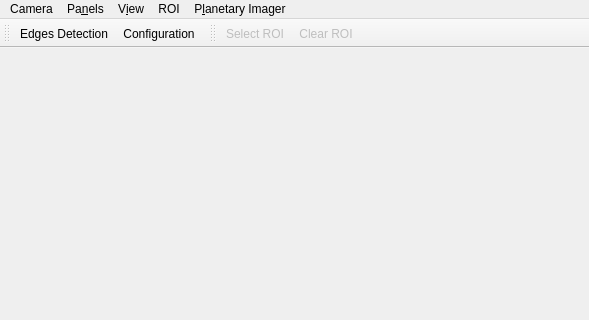
Above: src/planetaryimager_mainwindow.ui from GuLinux/PlanetaryImager before the change; both pictures show x 0 to 589 and y 0 to 320 of the 997 by 546 pixel window. Below: the same form after it.
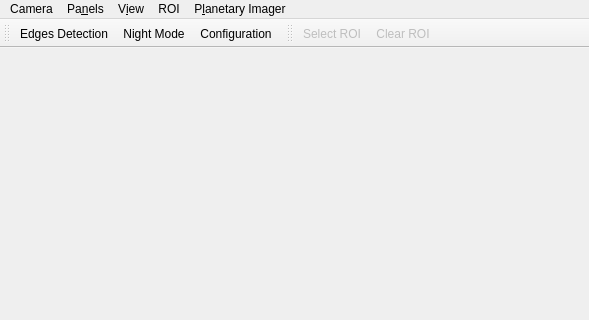
That is the form after the change. Icons and pictures are not drawn.

Commit message: introduce night mode button

Patch:
```diff
--- a/src/planetaryimager_mainwindow.ui
+++ b/src/planetaryimager_mainwindow.ui
@@ -163,6 +163,7 @@
     <bool>false</bool>
    </attribute>
    <addaction name="actionEdges_Detection"/>
+   <addaction name="actionNight_Mode"/>
    <addaction name="actionShow_settings"/>
   </widget>
   <widget class="QToolBar" name="ROIToolbar">
@@ -372,6 +373,14 @@
     <string>&amp;Presets</string>
    </property>
   </action>
+  <action name="actionNight_Mode">
+   <property name="checkable">
+    <bool>true</bool>
+   </property>
+   <property name="text">
+    <string>Night Mode</string>
+   </property>
+  </action>
  </widget>
  <resources>
   <include location="resources/resources.qrc"/>
```
Left out of the diff: 2 changed lines with no effect on the pictures. The commit also changes 1 other file.
